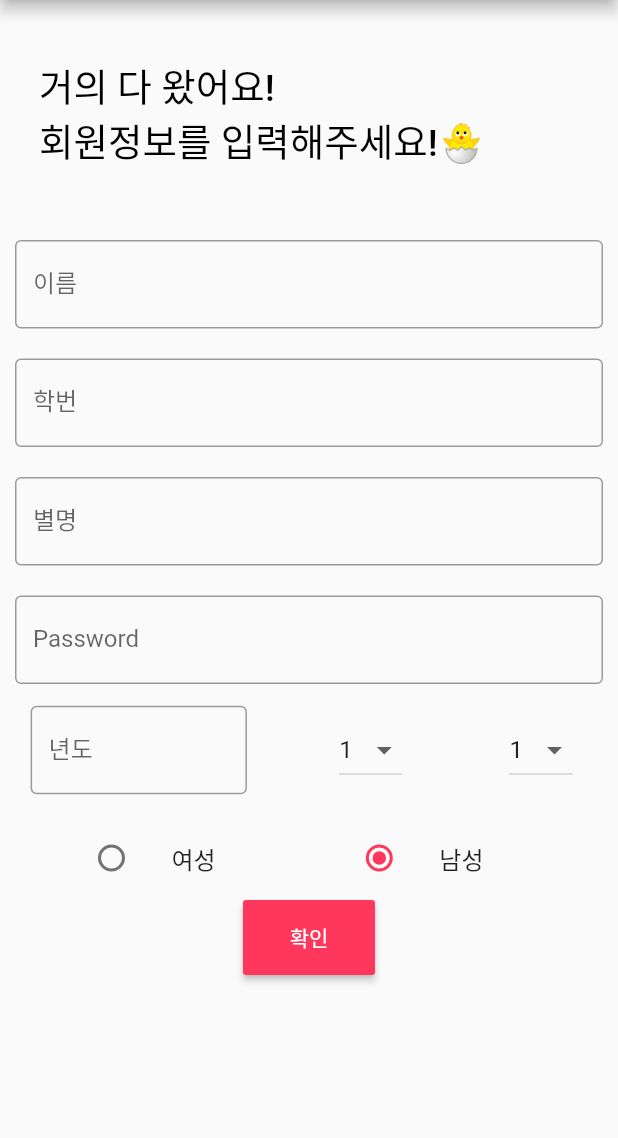
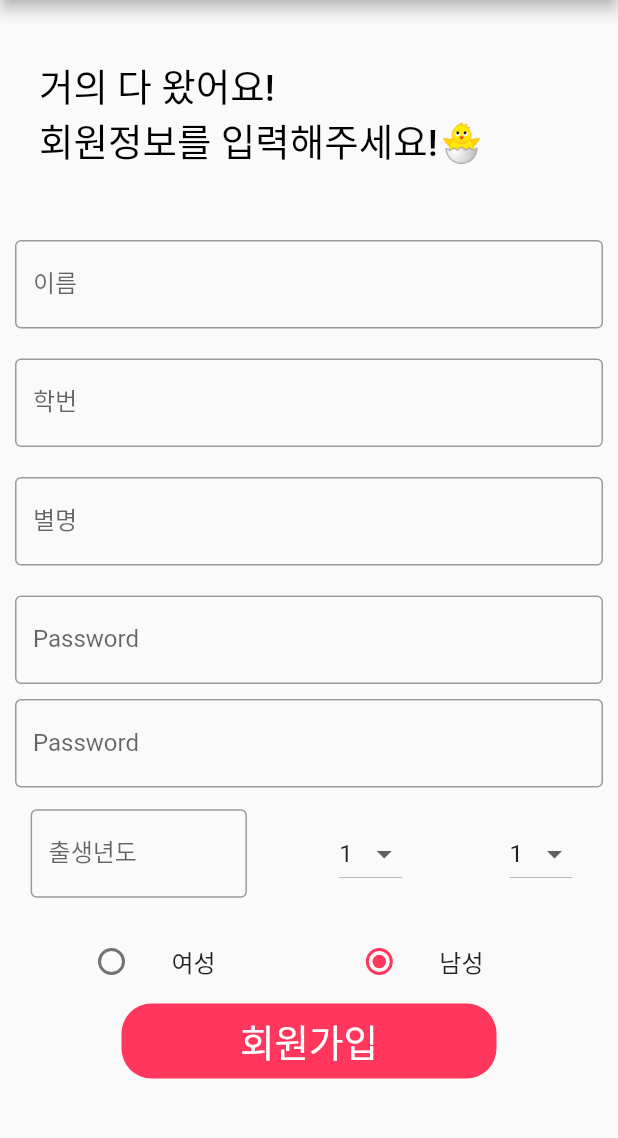
Before and after one commit to jhs60110/campusMeet_test, a Flutter app: the screen it shows after launch, after a tap on "Sign in", on a phone screen of 412 x 824 dp, the part 84-1222 px from its top. Run offline on Flutter 3.47's test engine with Material 2 defaults, Android fonts, the phone set to English and light mode, and no system bars; our stand-ins replace form_field_validator; missing offline and left inert: wc_form_validators.

Commit message:
TextFormField validation

```diff
--- a/campus_meet/lib/screens/SignIn_Screen.dart
+++ b/campus_meet/lib/screens/SignIn_Screen.dart
@@ -14,7 +14,7 @@ class _State extends State<LoginPage> {
   GlobalKey<FormState> formkey = GlobalKey<FormState>();
   String? validatePassword(String value) {
     if (value.isEmpty) {
-      return "* 필";
+      return "* 필수";
     } else if (value.length < 8) {
       return "비밀번호는 8자리 이상입니다.";
     } else if (value.length > 15) {
@@ -44,7 +44,7 @@ class _State extends State<LoginPage> {
                     child: Container(
                         width: 200,
                         height: 150,
-                        child: Image.asset('asset/images/flutter-logo.png')),
+                        child: Image.asset('asset/campusMeetLogo.png')),
                   ), //캠퍼스밋이미지가져와
                 ),
                 Padding(
--- a/campus_meet/lib/screens/SignUp_Screen.dart
+++ b/campus_meet/lib/screens/SignUp_Screen.dart
@@ -2,6 +2,8 @@ import 'package:flutter/material.dart';
 import 'package:campus_meet/main.dart';
 import 'package:wc_form_validators/wc_form_validators.dart';
 import 'package:flutter/services.dart';
+
+import 'home_screen.dart';
 
 enum Gender { WOMEN, MAN }
 
@@ -18,6 +20,7 @@ class _State extends State<SignUpScreen> {
   TextEditingController ageController = TextEditingController();
   TextEditingController idController = TextEditingController();
   TextEditingController passwordController = TextEditingController();
+  TextEditingController passwordEController = TextEditingController();
   TextEditingController nicknameController = TextEditingController();
   TextEditingController introductionController = TextEditingController();
   TextEditingController yearController = TextEditingController();
@@ -45,6 +48,15 @@ var _selectedValue = '24';8*/
     } //1 3 5 7 8 10 12 <- 31일
     //2월은? 2개?
     //4 6 9 11 <- 30일
+    String? validateEPassword(String? value) {
+      if (value != passwordController) {
+        // The user haven't typed anything
+        return "비밀번호가 일치하지 않습니다~.";
+      }
+      else {
+        return null;
+      }
+    }
 
     return Scaffold(
       appBar: AppBar(
@@ -57,7 +69,6 @@ var _selectedValue = '24';8*/
           key: formkey,
           child: Column(
             children: <Widget>[
-
               Container(
                   width: 380,
                   height: 150,
@@ -74,12 +85,18 @@ var _selectedValue = '24';8*/
 
               Container(
                 padding: EdgeInsets.all(10),
-                child: TextField(
+                child: TextFormField(
                   controller: nameController,
                   decoration: InputDecoration(
                     border: OutlineInputBorder(),
                     labelText: '이름',
                   ),
+                  validator: Validators.compose([
+                    Validators.required('Password is required'),
+                    Validators.patternString(
+                        r'^(?=.*?[ㄱ-힣]).{2,5}$', //한국어 검사는 없어? 최댓값지정해야하나?
+                        '이름을 입력해주세요')
+                  ]),
                 ),
               ), //이름
 
@@ -87,13 +104,18 @@ var _selectedValue = '24';8*/
               // https://stackoverflow.com/questions/49577781/how-to-create-number-input-field-in-flutter
               Container(
                 padding: EdgeInsets.all(10),
-                child: TextField(
-                  keyboardType: TextInputType.number, //안뜨는
+                child: TextFormField(
+                  keyboardType: TextInputType.number, //안뜨는데?
                   controller: studentIDController,
                   decoration: InputDecoration(
                     border: OutlineInputBorder(),
                     labelText: '학번', //텍스트필드말고 숫자만?데 두자리?
                   ),
+                  validator: Validators.compose([
+                    Validators.required('학번을 입력해주세요'),
+                    Validators.patternString(
+                        r'^(?=.*?[0-9]).{1,2}$', '압헉년도 2자리입니다.')
+                  ]),
                 ),
               ),
               Container(
@@ -102,7 +124,7 @@ var _selectedValue = '24';8*/
                   controller: nicknameController,
                   decoration: InputDecoration(
                     border: OutlineInputBorder(),
-                    labelText: '별명',
+                    labelText: '별명', //별명이 필수인가?
                   ),
                 ),
               ),
@@ -123,20 +145,26 @@ var _selectedValue = '24';8*/
                   ]),
                 ),
               ),
-
+              Container(
+                //비밀번호확
+                padding: EdgeInsets.fromLTRB(10, 10, 10, 0),
+                child: TextFormField(
+                    obscureText: true,
+                    controller: passwordEController,
+                    decoration: InputDecoration(
+                       border: OutlineInputBorder(), labelText: 'Password'),
+                    //validateEPassword:
+                  validator: (value){
+                      if (value == passwordController.text){
+                        print("비밀번호가 일치합니다");
+                      }
+                      else{
+                        print('비밀번호가 일치하지 않습니다벨');
+                      }
+                  },
+                ),
+              ),
               //비밀번호 확인
-
-              /*Container(
-                  padding: EdgeInsets.all(10),
-                  child: TextField(
-                    controller: universityController,
-                    decoration: InputDecoration(
-                      border: OutlineInputBorder(),
-                      labelText: '학교', //텍스트필드말고 학교찾기 P따로 뺴
-                    ),
-                  ),
-                ),*/
-
               Container(
                 padding: EdgeInsets.all(10),
                 child: Row(
@@ -145,13 +173,19 @@ var _selectedValue = '24';8*/
                     SizedBox(
                       //padding설
                       width: MediaQuery.of(context).size.width * 0.35,
-                      child: TextField(
+                      child: TextFormField(
                         keyboardType: TextInputType.number,
                         controller: yearController,
                         decoration: InputDecoration(
                           border: OutlineInputBorder(),
-                          labelText: '년도',
+                          labelText: '출생년도',
                         ),
+                        validator: Validators.compose([
+                          Validators.required('출생년도를 입력해주세요'),
+                          Validators.patternString(
+                              r'^(\(?\+?[0-9]*\)?)?[0-9_\- \(\)].{3,4}$',
+                              'ex) 1999')
+                        ]),
                       ),
                     ),
                     SizedBox(
@@ -226,26 +260,39 @@ var _selectedValue = '24';8*/
                 ],
               ),
 // https://api.flutter.dev/flutter/material/Radio-class.html 값을 어떻게 갖고오
-
               Container(
                 height: 50,
-                padding: EdgeInsets.fromLTRB(10, 0, 10, 0),
-                child: RaisedButton(
-                  textColor: Colors.white,
-                  color: color,
-                  child: Text('확인'),
+                width: 250,
+                decoration: BoxDecoration(
+                    color: Color(0xffff375c),
+                    borderRadius: BorderRadius.circular(20)),
+                child: FlatButton(
                   onPressed: () {
-                    print(nameController.text);
-                    print(universityController.text);
-                    print(studentIDController.text);
-                    print(genderController.text);
-                    print(ageController.text);
-                    print(idController.text);
-                    print(passwordController.text);
-                    print(nicknameController.text);
-                    print(introductionController.text);
-                    print(yearController.text);
+                    //print(nameController.text);
+                    //print(passwordController.text);
+                    print('이름: ' + nameController.text);
+                    print('학교: ' + universityController.text);
+                    print('학번: ' + studentIDController.text);
+                    print('성별: ' + genderController.text);
+                    print('나이?없음' + ageController.text);
+                    print('아이디없음' + idController.text);
+                    print('비밀번호: ' + passwordController.text);
+                    print('비밀번호확인: ' + passwordEController.text);
+                    print('별명: ' + nicknameController.text);
+                    print('한줄소개: ' + introductionController.text);
+                    print('출생년: ' + yearController.text);
+                    if (formkey.currentState!.validate() && passwordController.text == passwordEController.text) {
+                      Navigator.push(context,
+                          MaterialPageRoute(builder: (_) => HomeScreen()));
+                      print("Validated");
+                    } else {
+                      print("Not Validated");
+                    }
                   },
+                  child: Text(
+                    '회원가입',
+                    style: TextStyle(color: Colors.white, fontSize: 25),
+                  ),
                 ),
               ),
             ],
--- a/campus_meet/pubspec.yaml
+++ b/campus_meet/pubspec.yaml
@@ -57,7 +57,8 @@ flutter:
   # included with your application, so that you can use the icons in
   # the material Icons class.
   uses-material-design: true
-
+  assets:
+    - asset/
   # To add assets to your application, add an assets section, like this:
   # assets:
   #   - images/a_dot_burr.jpeg
```
Also changed, not shown: campus_meet/asset/campusMeetLogo.png (added), 1 other file.
